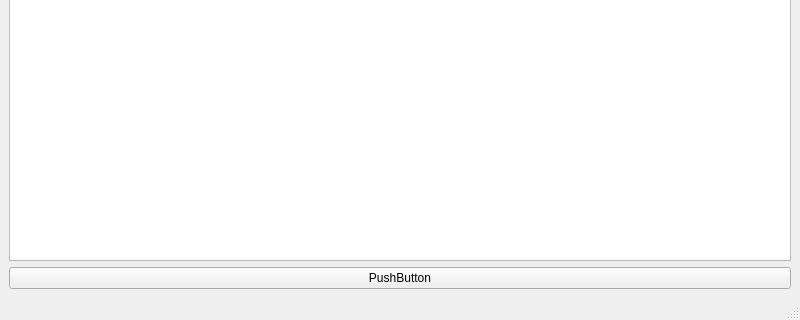
Old version of the form main.ui in the repository TKAles/visu; both pictures show x 0 to 800 and y 280 to 600 of the 800 by 600 pixel window.
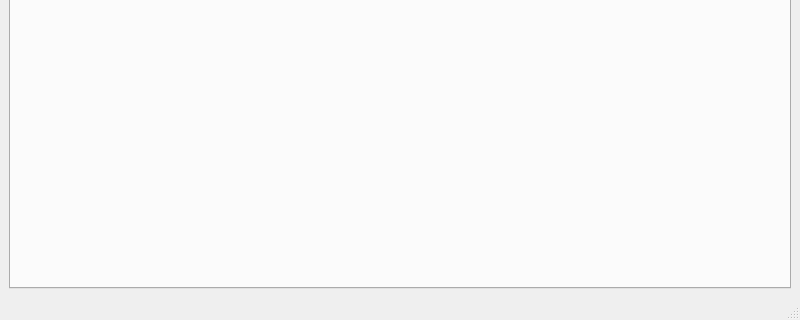
New version of the form. Icons and pictures are not drawn.

```diff
--- a/main.ui
+++ b/main.ui
@@ -16,22 +16,7 @@
   <widget class="QWidget" name="centralwidget">
    <layout class="QHBoxLayout" name="horizontalLayout_2">
     <item>
-     <layout class="QVBoxLayout" name="verticalLayout">
-      <item>
-       <widget class="QGraphicsView" name="graphicsView"/>
-      </item>
-      <item>
-       <layout class="QHBoxLayout" name="horizontalLayout">
-        <item>
-         <widget class="QPushButton" name="pushButton">
-          <property name="text">
-           <string>PushButton</string>
-          </property>
-         </widget>
-        </item>
-       </layout>
-      </item>
-     </layout>
+     <widget class="QTabWidget" name="tabWidget"/>
     </item>
    </layout>
   </widget>
```
